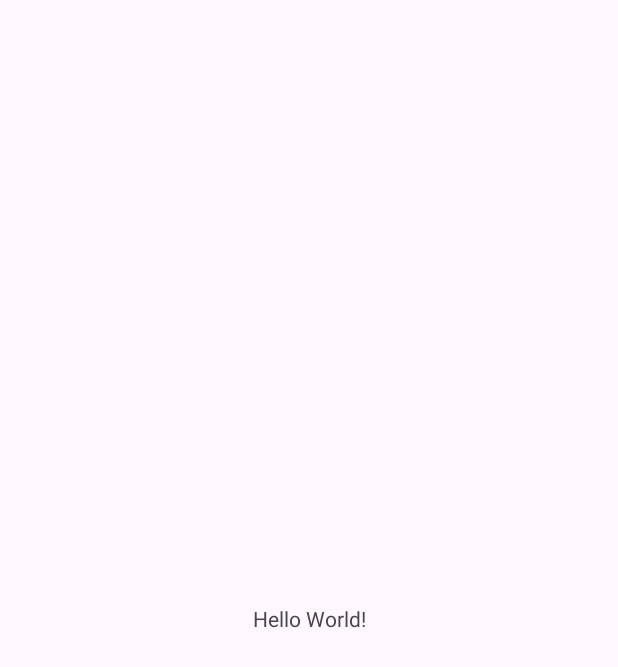
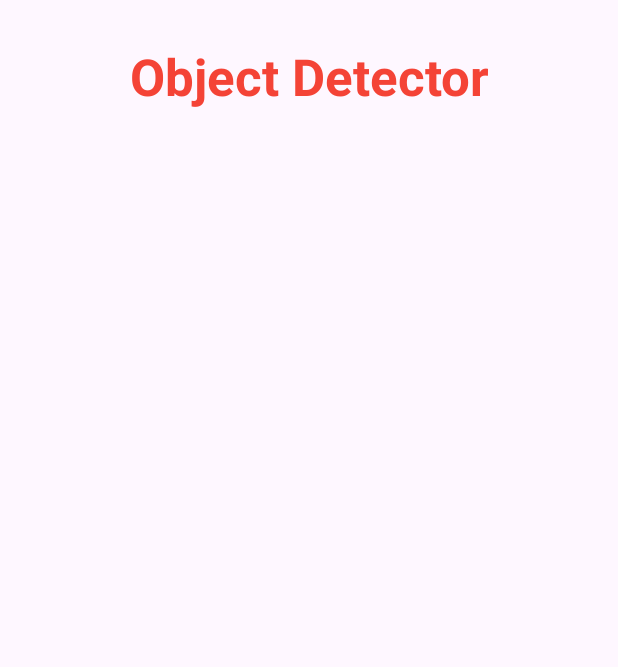
Before and after one commit to Giocaps-Uni/objectdetect, an Android app: the screen it shows after launch (MainActivity), on a phone screen of 412 x 824 dp. Before the commit the part shown is almost empty. Shown: the top 667 px of the screen. Run offline under Robolectric (Android 15) with nearby library versions, the phone set to English and light mode, and no system bars.

Commit message:
Added Linear Layout with App title and relative translation

```diff
--- a/app/src/main/res/layout/activity_main.xml
+++ b/app/src/main/res/layout/activity_main.xml
@@ -6,13 +6,25 @@
     android:layout_height="match_parent"
     tools:context=".MainActivity">
 
-    <TextView
-        android:layout_width="wrap_content"
-        android:layout_height="wrap_content"
-        android:text="Hello World!"
+    <LinearLayout
+        android:layout_width="409dp"
+        android:layout_height="889dp"
+        android:orientation="vertical"
         app:layout_constraintBottom_toBottomOf="parent"
         app:layout_constraintEnd_toEndOf="parent"
         app:layout_constraintStart_toStartOf="parent"
-        app:layout_constraintTop_toTopOf="parent" />
+        app:layout_constraintTop_toTopOf="parent">
 
+        <TextView
+            android:id="@+id/app_title"
+            android:layout_width="match_parent"
+            android:layout_height="57dp"
+            android:layout_marginTop="60dp"
+            android:text="@string/app_title"
+            android:textAlignment="center"
+            android:textAllCaps="false"
+            android:textColor="#F44336"
+            android:textSize="34sp"
+            android:textStyle="bold" />
+    </LinearLayout>
 </androidx.constraintlayout.widget.ConstraintLayout>
--- a/app/src/main/res/values/strings.xml
+++ b/app/src/main/res/values/strings.xml
@@ -1,3 +1,4 @@
 <resources>
     <string name="app_name">Object Detect</string>
+    <string name="app_title">Object Detector</string>
 </resources>
```
Also changed, not shown: 4 other files.
